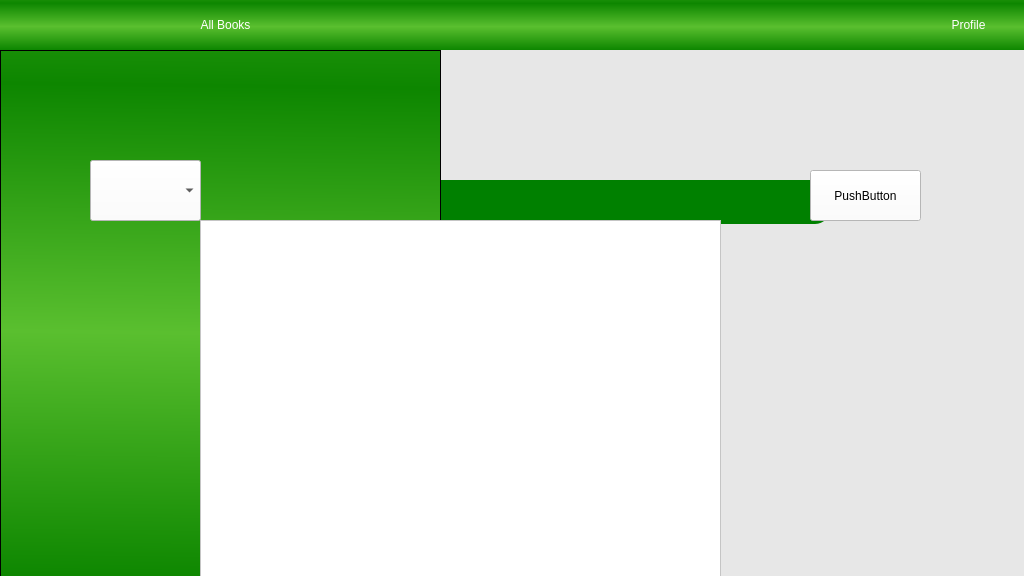
Old version of the form LibManager/LibManager/userdashboard.ui in the repository SinaErdem/OOP_Group11.
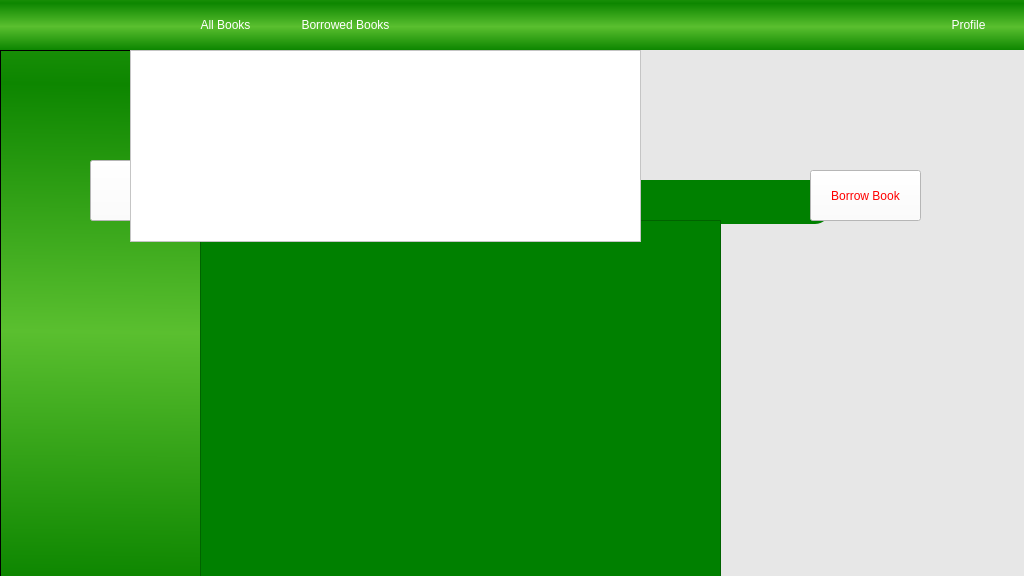
New version of the form. Icons and pictures are not drawn.

Commit message: barrowed book kısmı ve notificiation eklendi

```diff
--- a/LibManager/LibManager/userdashboard.ui
+++ b/LibManager/LibManager/userdashboard.ui
@@ -142,6 +142,32 @@
      <string>Profile</string>
     </property>
    </widget>
+   <widget class="QPushButton" name="showBorrowedBooksButton">
+    <property name="geometry">
+     <rect>
+      <x>280</x>
+      <y>0</y>
+      <width>131</width>
+      <height>50</height>
+     </rect>
+    </property>
+    <property name="styleSheet">
+     <string notr="true">QPushButton {
+    background-color: transparent;
+    color: white;
+    padding: 5px;
+	border-color: transparent;
+	border-radius: 0px;
+}
+QPushButton:hover {
+	background-color: rgb(136, 202, 129);
+	border-radius: 0px;
+}</string>
+    </property>
+    <property name="text">
+     <string>Borrowed Books</string>
+    </property>
+   </widget>
   </widget>
   <widget class="QLabel" name="allBackground">
    <property name="geometry">
@@ -192,6 +218,9 @@
      <pointsize>16</pointsize>
     </font>
    </property>
+   <property name="styleSheet">
+    <string notr="true">color:red;</string>
+   </property>
   </widget>
   <widget class="QTableWidget" name="resultsTableWidget">
    <property name="geometry">
@@ -202,6 +231,9 @@
      <height>361</height>
     </rect>
    </property>
+   <property name="styleSheet">
+    <string notr="true">background-color:green;</string>
+   </property>
   </widget>
   <widget class="QPushButton" name="findButton">
    <property name="geometry">
@@ -212,8 +244,23 @@
      <height>51</height>
     </rect>
    </property>
+   <property name="styleSheet">
+    <string notr="true">
+color: red;
+</string>
+   </property>
    <property name="text">
-    <string>PushButton</string>
+    <string>Borrow Book</string>
+   </property>
+  </widget>
+  <widget class="QTableWidget" name="barrowedbooks">
+   <property name="geometry">
+    <rect>
+     <x>130</x>
+     <y>50</y>
+     <width>511</width>
+     <height>192</height>
+    </rect>
    </property>
   </widget>
   <zorder>allBackground</zorder>
@@ -224,6 +271,7 @@
   <zorder>filterComboBox</zorder>
   <zorder>resultsTableWidget</zorder>
   <zorder>findButton</zorder>
+  <zorder>barrowedbooks</zorder>
  </widget>
  <resources/>
  <connections/>
```
The commit also changes 102 other files.
